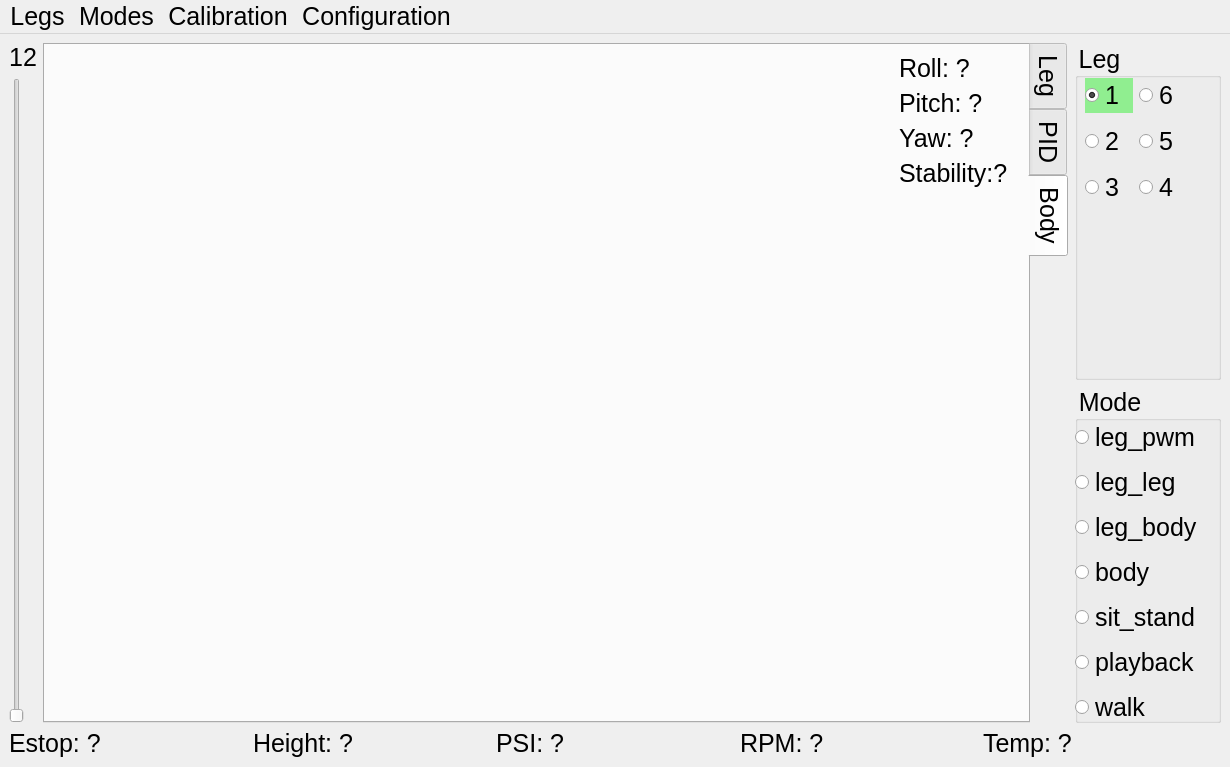
Before: the Qt Designer form stompy/ui/stompy.ui in braingram/stompy, drawn with Qt 5.
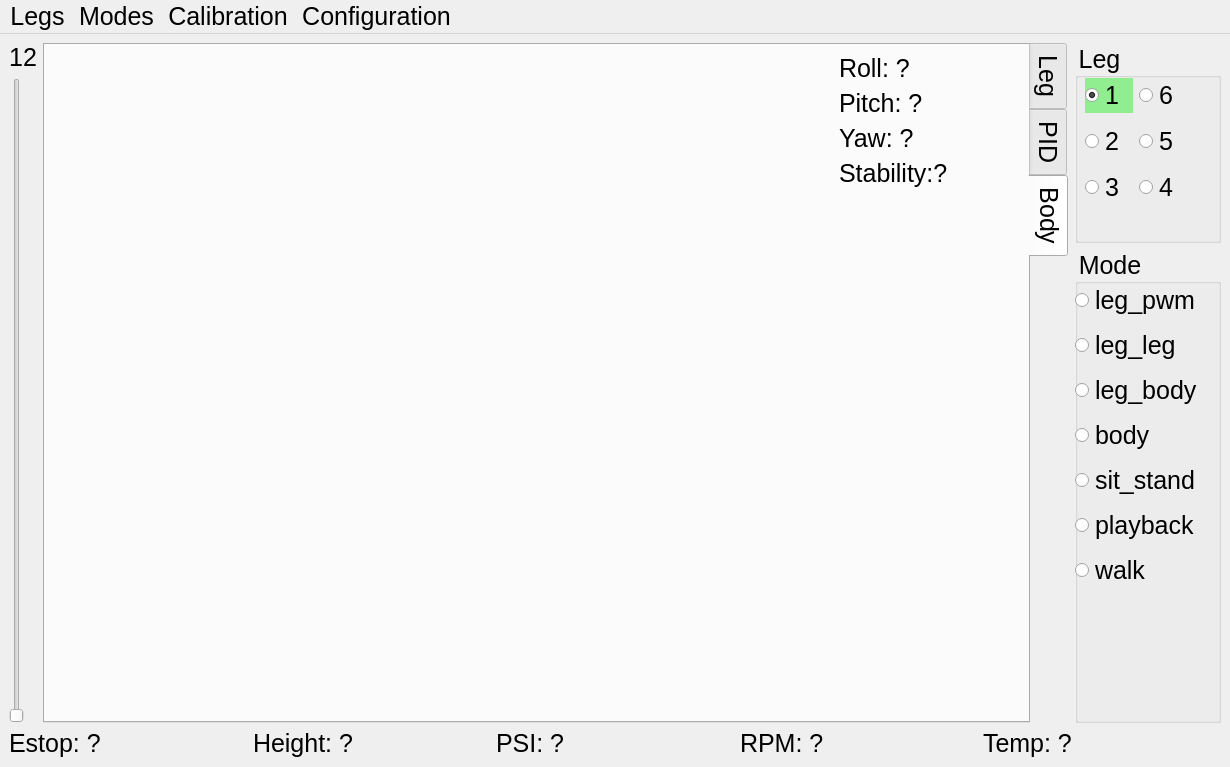
After: the same form once the commit is applied. Custom widgets are drawn as their Qt base class.

Commit message: more cosmetic adjustments to ui

The edit to the form file:
```diff
--- a/stompy/ui/stompy.ui
+++ b/stompy/ui/stompy.ui
@@ -820,6 +820,12 @@
             </item>
             <item>
              <widget class="QLabel" name="stabilityLabel">
+              <property name="minimumSize">
+               <size>
+                <width>180</width>
+                <height>0</height>
+               </size>
+              </property>
               <property name="text">
                <string>Stability:?</string>
               </property>
@@ -852,7 +858,7 @@
         <item>
          <widget class="QGroupBox" name="groupBox_2">
           <property name="sizePolicy">
-           <sizepolicy hsizetype="Preferred" vsizetype="MinimumExpanding">
+           <sizepolicy hsizetype="Preferred" vsizetype="Preferred">
             <horstretch>0</horstretch>
             <verstretch>0</verstretch>
            </sizepolicy>
@@ -860,7 +866,7 @@
           <property name="minimumSize">
            <size>
             <width>0</width>
-            <height>130</height>
+            <height>200</height>
            </size>
           </property>
           <property name="styleSheet">
```
